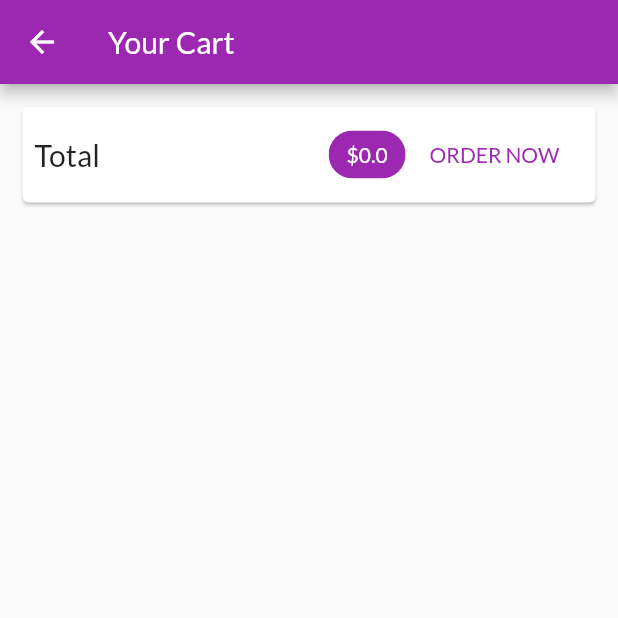
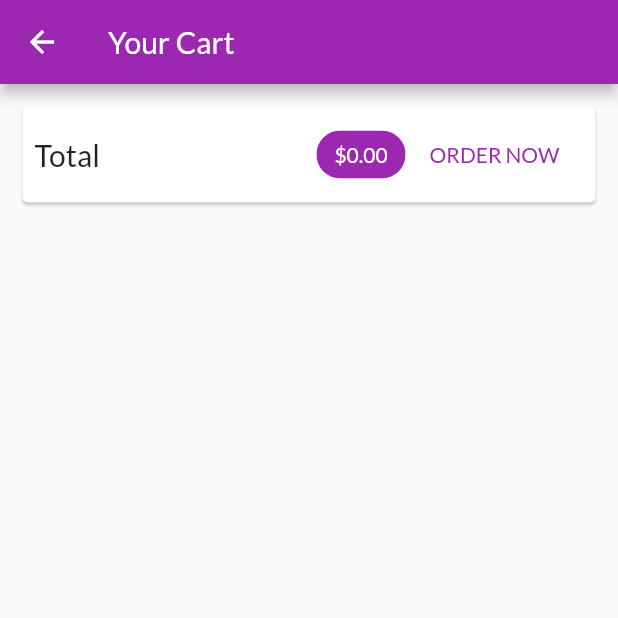
Before and after one commit to Erakotya/Dart_Projects, a Flutter app: the CartScreen screen opened by its route, after a tap on "ORDER NOW", on a phone screen of 412 x 824 dp, the top half of it. Run offline on Flutter 3.47's test engine with Material 2 defaults, Android fonts, the phone set to English and light mode, and no system bars; network calls fail.

Commit message:
cart screen, side bar, order screen, remove items from cart

```diff
--- a/shop/lib/providers/cart.dart
+++ b/shop/lib/providers/cart.dart
@@ -58,6 +58,17 @@ class Cart with ChangeNotifier {
         ),
       );
     }
+    print(items);
+    notifyListeners();
+  }
+
+  void removeItem(String productId) {
+    _items.remove(productId);
+    notifyListeners();
+  }
+
+  void clear() {
+    _items = {};
     notifyListeners();
   }
 }
--- /dev/null
+++ b/shop/lib/providers/orders.dart
@@ -0,0 +1,35 @@
+import 'package:flutter/foundation.dart';
+import './cart.dart';
+
+class OrderItem {
+  final String id;
+  final double amount;
+  final List<CartItem> products;
+  final DateTime dateTime;
+
+  OrderItem(
+      {@required this.id,
+      @required this.amount,
+      @required this.products,
+      @required this.dateTime});
+}
+
+class Orders with ChangeNotifier {
+  List<OrderItem> _orders = [];
+
+  List<OrderItem> get orders {
+    return [..._orders];
+  }
+
+  void addOrder(List<CartItem> cartProducts, double total) {
+    _orders.insert(
+        0,
+        OrderItem(
+          id: DateTime.now().toString(),
+          amount: total,
+          products: cartProducts,
+          dateTime: DateTime.now(),
+        ));
+    notifyListeners();
+  }
+}
--- a/shop/lib/screens/cart_screen.dart
+++ b/shop/lib/screens/cart_screen.dart
@@ -1,6 +1,8 @@
 import 'package:flutter/material.dart';
 import 'package:provider/provider.dart';
-import '../providers/cart.dart';
+import '../providers/cart.dart' show Cart; //only interested in using Cart()
+import '../widgets/cart_item.dart';
+import '../providers/orders.dart';
 
 class CartScreen extends StatelessWidget {
   static const routeName = '/cart';
@@ -8,11 +10,13 @@ class CartScreen extends StatelessWidget {
   @override
   Widget build(BuildContext context) {
     final cart = Provider.of<Cart>(context);
+    final order = Provider.of<Orders>(context, listen: false);
     return Scaffold(
       appBar: AppBar(
         title: Text("Your Cart"),
       ),
-        body: Column(children: <Widget>[
+      body: Column(
+        children: <Widget>[
           Card(
             margin: EdgeInsets.all(15),
             child: Padding(
@@ -24,7 +28,7 @@ class CartScreen extends StatelessWidget {
                   Spacer(), //gives all available space to widget above code (in this case text)
                   Chip(
                     label: Text(
-                        '\$${cart.totalAmount}',
+                      '\$${cart.totalAmount.toStringAsFixed(2)}',
                       style: TextStyle(
                           color:
                               Theme.of(context).primaryTextTheme.title.color),
@@ -33,12 +37,30 @@ class CartScreen extends StatelessWidget {
                   ),
                   FlatButton(
                     child: Text('ORDER NOW'),
-                      onPressed: () {},
+                    onPressed: () {
+                      order.addOrder(
+                          cart.items.values.toList(), cart.totalAmount);
+                      cart.clear();
+                    },
                     textColor: Theme.of(context).primaryColor,
                   )
                 ],
               ),
+            ),
+          ),
+          SizedBox(height: 10),
+          Expanded(
+              child: ListView.builder(
+            itemCount: cart.itemCount,
+            itemBuilder: (ctx, i) => CartItem(
+                cart.items.values.toList()[i].id,
+                cart.items.keys.toList()[i],
+                cart.items.values.toList()[i].price,
+                cart.items.values.toList()[i].quantity,
+                cart.items.values.toList()[i].title),
           ))
-        ]));
+        ],
+      ),
+    );
   }
 }
--- /dev/null
+++ b/shop/lib/screens/orders_screen.dart
@@ -0,0 +1,23 @@
+import 'package:flutter/material.dart';
+import 'package:provider/provider.dart';
+
+import '../providers/orders.dart' show Orders;
+import '../widgets/order_item.dart';
+import '../widgets/app_drawer.dart';
+
+class OrdersScreen extends StatelessWidget {
+  static const routeName = '/orders';
+
+  @override
+  Widget build(BuildContext context) {
+    final ordersData = Provider.of<Orders>(context);
+    return Scaffold(
+      appBar: AppBar(title: Text('Your Orders')),
+      body: ListView.builder(
+        itemCount: ordersData.orders.length,
+        itemBuilder: (ctx, i) => OrderItem(ordersData.orders[i]),
+      ),
+      drawer: AppDrawer(),
+    );
+  }
+}
--- a/shop/lib/screens/products_overview_screen.dart
+++ b/shop/lib/screens/products_overview_screen.dart
@@ -6,6 +6,7 @@ import 'package:provider/provider.dart';
 import '../widgets/badge.dart';
 import '../providers/cart.dart';
 import './cart_screen.dart';
+import '../widgets/app_drawer.dart';
 
 //enums are used to assign labels to integers. In the background flutter runs numbers, but we as developers, can have an easier time woring with it
 enum FilterOptions {
@@ -66,6 +67,7 @@ class _ProductsOverViewScreenState extends State<ProductsOverViewScreen> {
         )
       ]),
       body: ProductsGrid(_showOnlyFavorites),
+      drawer: AppDrawer(),
     );
   }
 }
--- /dev/null
+++ b/shop/lib/widgets/order_item.dart
@@ -0,0 +1,66 @@
+import 'dart:io';
+
+import 'package:flutter/material.dart';
+import 'dart:math';
+import '../providers/orders.dart' as ord;
+import 'package:intl/intl.dart';
+
+class OrderItem extends StatefulWidget {
+  final ord.OrderItem order;
+  OrderItem(this.order);
+
+  @override
+  _OrderItemState createState() => _OrderItemState();
+}
+
+class _OrderItemState extends State<OrderItem> {
+  var _expanded = false;
+
+  @override
+  Widget build(BuildContext context) {
+    return Card(
+        margin: EdgeInsets.all(10),
+        child: Column(
+          children: <Widget>[
+            ListTile(
+              title: Text('\$${widget.order.amount}'),
+              subtitle: Text(
+                  DateFormat('dd/MM/yyyy hh:mm').format(widget.order.dateTime)),
+              trailing: IconButton(
+                //orders is anything we want ot buy once we press the order button, thats why we have an expand_more button here and not screen, because it is individualized for every order
+                icon: Icon(_expanded ? Icons.expand_less : Icons.expand_more),
+                onPressed: () {
+                  setState(() {
+                    _expanded = !_expanded;
+                  });
+                },
+              ),
+            ),
+            if (_expanded)
+              Container(
+                padding: EdgeInsets.symmetric(horizontal: 15, vertical: 4),
+                height: min(widget.order.products.length * 20.0 + 10, 100),
+                child: ListView(
+                    children: widget.order.products
+                        .map((prod) => Row(
+                              mainAxisAlignment: MainAxisAlignment.spaceBetween,
+                              children: <Widget>[
+                                Text(
+                                  prod.title,
+                                  style: TextStyle(
+                                      fontSize: 18,
+                                      fontWeight: FontWeight.bold),
+                                ),
+                                Text(
+                                  '${prod.quantity}x \$${prod.price}',
+                                  style: TextStyle(
+                                      fontSize: 18, color: Colors.grey),
+                                )
+                              ],
+                            ))
+                        .toList()),
+              )
+          ],
+        ));
+  }
+}
--- a/shop/pubspec.yaml
+++ b/shop/pubspec.yaml
@@ -33,6 +33,7 @@ dependencies:
 dev_dependencies:
   flutter_test:
     sdk: flutter
+  intl: ^0.17.0
 
 # For information on the generic Dart part of this file, see the
 # following page: https://dart.dev/tools/pub/pubspec
```
Also changed, not shown: shop/lib/main.dart (+9 -1 lines), shop/lib/screens/product_detail_screen.dart (+34 -2 lines), shop/lib/widgets/app_drawer.dart (added, +33 -0 lines), shop/lib/widgets/cart_item.dart (added, +59 -0 lines), shop/pubspec.lock. Lines whose indentation alone changed are shown as unchanged.
